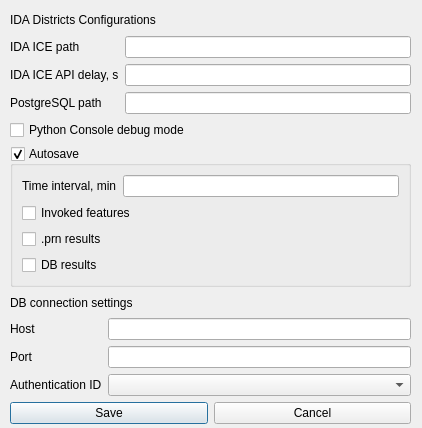
Above: districts/districts_settings_dialog.ui from equa/IDA-Districts before the change. Below: the same form after it.
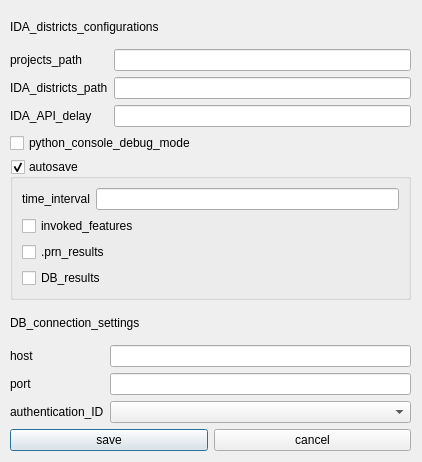
That is the form after the change.

```diff
--- a/districts/districts_settings_dialog.ui
+++ b/districts/districts_settings_dialog.ui
@@ -7,7 +7,7 @@
     <x>0</x>
     <y>0</y>
     <width>422</width>
-    <height>428</height>
+    <height>462</height>
    </rect>
   </property>
   <property name="windowTitle">
@@ -19,14 +19,14 @@
      <x>10</x>
      <y>10</y>
      <width>401</width>
-     <height>414</height>
+     <height>441</height>
     </rect>
    </property>
    <layout class="QVBoxLayout" name="verticalLayout">
     <item>
      <widget class="QLabel" name="label">
       <property name="text">
-       <string>IDA Districts Configurations</string>
+       <string>IDA_districts_configurations</string>
       </property>
      </widget>
     </item>
@@ -34,24 +34,24 @@
      <layout class="QHBoxLayout" name="horizontalLayout">
       <item>
        <layout class="QVBoxLayout" name="verticalLayout_2">
+        <item>
+         <widget class="QLabel" name="label_10">
+          <property name="text">
+           <string>projects_path</string>
+          </property>
+         </widget>
+        </item>
         <item>
          <widget class="QLabel" name="label_5">
           <property name="text">
-           <string>IDA ICE path</string>
+           <string>IDA_districts_path</string>
           </property>
          </widget>
         </item>
         <item>
          <widget class="QLabel" name="label_6">
           <property name="text">
-           <string>IDA ICE API delay, s</string>
-          </property>
-         </widget>
-        </item>
-        <item>
-         <widget class="QLabel" name="label_7">
-          <property name="text">
-           <string>PostgreSQL path</string>
+           <string>IDA_API_delay</string>
           </property>
          </widget>
         </item>
@@ -59,6 +59,13 @@
       </item>
       <item>
        <layout class="QVBoxLayout" name="verticalLayout_6">
+        <item>
+         <widget class="QLineEdit" name="lineEdit_pathProjects">
+          <property name="text">
+           <string/>
+          </property>
+         </widget>
+        </item>
         <item>
          <widget class="QLineEdit" name="lineEdit_pathDistricts">
           <property name="text">
@@ -73,13 +80,6 @@
           </property>
          </widget>
         </item>
-        <item>
-         <widget class="QLineEdit" name="lineEdit_pathPostgres">
-          <property name="text">
-           <string/>
-          </property>
-         </widget>
-        </item>
        </layout>
       </item>
      </layout>
@@ -87,14 +87,14 @@
     <item>
      <widget class="QCheckBox" name="checkBox_debug">
       <property name="text">
-       <string>Python Console debug mode</string>
+       <string>python_console_debug_mode</string>
       </property>
      </widget>
     </item>
     <item>
      <widget class="QGroupBox" name="groupBox_autosave">
       <property name="title">
-       <string>Autosave</string>
+       <string>autosave</string>
       </property>
       <property name="checkable">
        <bool>true</bool>
@@ -105,7 +105,7 @@
          <item>
           <widget class="QLabel" name="label_8">
            <property name="text">
-            <string>Time interval, min</string>
+            <string>time_interval</string>
            </property>
           </widget>
          </item>
@@ -121,21 +121,21 @@
        <item>
         <widget class="QCheckBox" name="checkBox_exportInvokedFeatures">
          <property name="text">
-          <string>Invoked features</string>
+          <string>invoked_features</string>
          </property>
         </widget>
        </item>
        <item>
         <widget class="QCheckBox" name="checkBox_exportPrn">
          <property name="text">
-          <string>.prn results</string>
+          <string>.prn_results</string>
          </property>
         </widget>
        </item>
        <item>
         <widget class="QCheckBox" name="checkBox_exportDbResults">
          <property name="text">
-          <string>DB results</string>
+          <string>DB_results</string>
          </property>
         </widget>
        </item>
@@ -145,7 +145,7 @@
     <item>
      <widget class="QLabel" name="label_2">
       <property name="text">
-       <string>DB connection settings</string>
+       <string>DB_connection_settings</string>
       </property>
      </widget>
     </item>
@@ -156,21 +156,21 @@
         <item>
          <widget class="QLabel" name="label_3">
           <property name="text">
-           <string>Host</string>
+           <string>host</string>
           </property>
          </widget>
         </item>
         <item>
          <widget class="QLabel" name="label_4">
           <property name="text">
-           <string>Port</string>
+           <string>port</string>
           </property>
          </widget>
         </item>
         <item>
          <widget class="QLabel" name="label_9">
           <property name="text">
-           <string>Authentication ID</string>
+           <string>authentication_ID</string>
           </property>
          </widget>
         </item>
@@ -204,14 +204,14 @@
       <item>
        <widget class="QPushButton" name="btn_save">
         <property name="text">
-         <string>Save</string>
+         <string>save</string>
         </property>
        </widget>
       </item>
       <item>
        <widget class="QPushButton" name="btn_cancel">
         <property name="text">
-         <string>Cancel</string>
+         <string>cancel</string>
         </property>
        </widget>
       </item>
```
Left out of the diff: 4 changed lines with no effect on the pictures.
